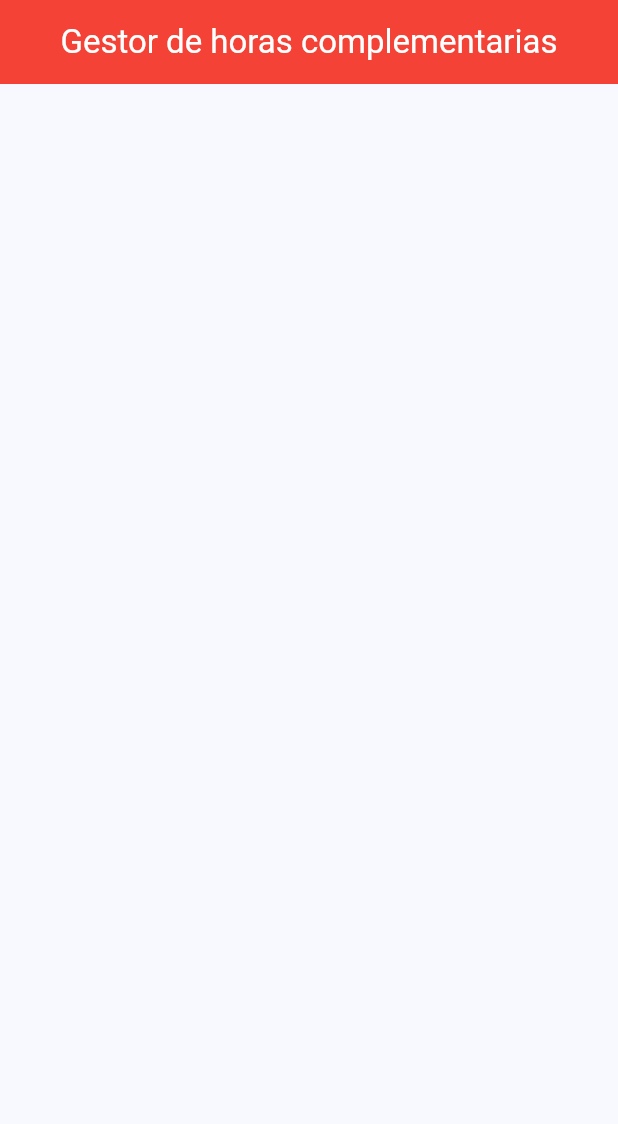
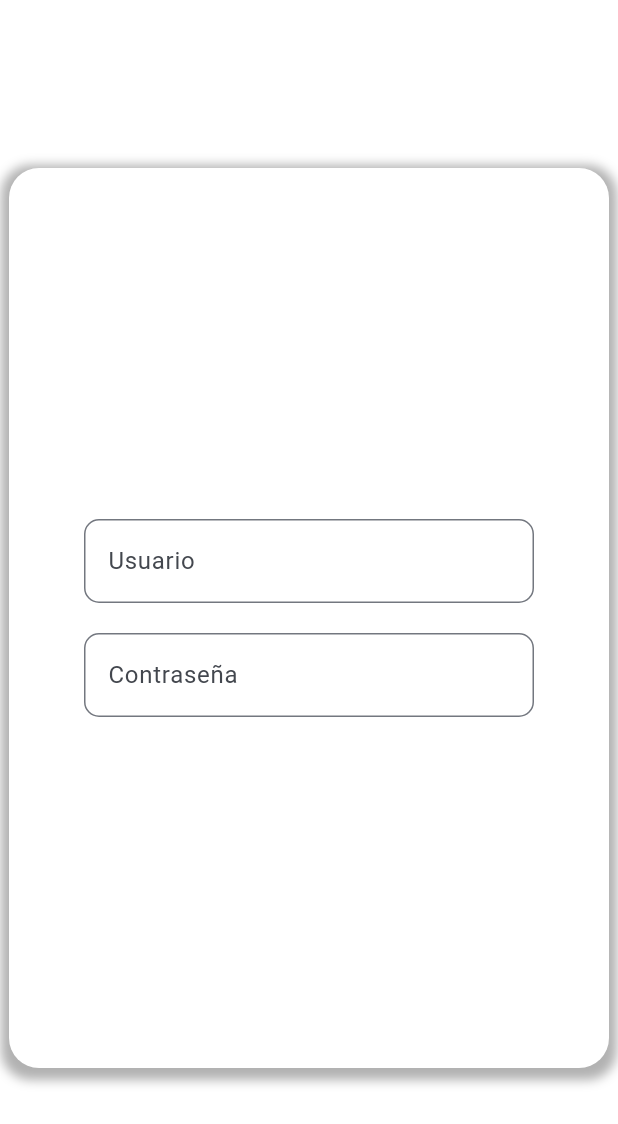
Before and after one commit to RubenCamachoAlvarez/gestor_horas_complementarias, a Flutter app: the screen it shows after launch, on a phone screen of 412 x 824 dp. Shown: the top 1124 px of the screen. Run offline on Flutter 3.47's test engine with Material 3 defaults, Android fonts, the light colour scheme and no system bars.

Commit message:
Diseño del primer login

```diff
--- a/lib/vistas/Login.dart
+++ b/lib/vistas/Login.dart
@@ -15,33 +15,142 @@ class LoginWidgetState extends State<LoginWidget> {
 
   LoginWidgetState();
 
+  Container contenedorPrincipal = Container(color: Colors.orange,
+
+    child: Column(
+
+      mainAxisAlignment: MainAxisAlignment.center,
+
+
+
+      children: [
+
+
+
+      ],
+
+    ),
+
+  );
+
   @override
 
   Widget build(BuildContext context) {
 
     return Scaffold(
 
-      appBar: AppBar(
+      body:
 
-        title: const Center(
+        Container(
 
-          child: Text("Gestor de horas complementarias",
+          width: double.infinity,
 
-            textAlign: TextAlign.center,
+          height: double.infinity,
 
-            style: TextStyle(
+          color: Colors.white,
 
-              color: Colors.white,
+          child:
+
+            Center(
+
+                child:
+
+                Column(
+
+                mainAxisAlignment: MainAxisAlignment.center,
+
+                children: <Widget>[
+
+                    Container(
+
+                      width: 400,
+
+                      height: 600,
+
+                      padding: EdgeInsets.all(50),
+
+                      decoration: BoxDecoration(
+
+                        color: Colors.white,
+
+                        borderRadius: BorderRadius.circular(20),
+
+                        boxShadow: <BoxShadow>[
+
+                          BoxShadow(
+
+                            color: Colors.grey.withOpacity(0.8),
+
+                            spreadRadius: 5,
+
+                            blurRadius: 5,
+
+                            offset: const Offset(0, 3),
+
+                          )
+
+                        ],
+
+                      ),
+
+                      child: Center(
+
+                        child: Column(
+
+                          mainAxisAlignment: MainAxisAlignment.center,
+
+                          mainAxisSize: MainAxisSize.max,
+
+                          crossAxisAlignment: CrossAxisAlignment.center,
+
+                          children: <Widget>[
+
+                            TextField(
+
+                              decoration:
+
+                                InputDecoration(
+
+                                  labelText: "Usuario",
+
+                                  border: OutlineInputBorder(borderRadius: BorderRadius.circular(10))
+
+                                ),
+
+                            ),
+
+                            SizedBox(height: 20),
+
+                            TextField(
+
+                              decoration:
+
+                              InputDecoration(
+
+                                  labelText: "Contraseña",
+
+                                  border: OutlineInputBorder(borderRadius: BorderRadius.circular(10))
+
+                              ),
+
+                            ),
+
+                          ],
+
+                        ),
+
+                      ),
+
+                    )
+
+                  ]
+
+                )
 
             ),
 
-          ),
+        )
 
-        ),
-
-        backgroundColor: Colors.red
-
-      ),
 
     );
 
```
